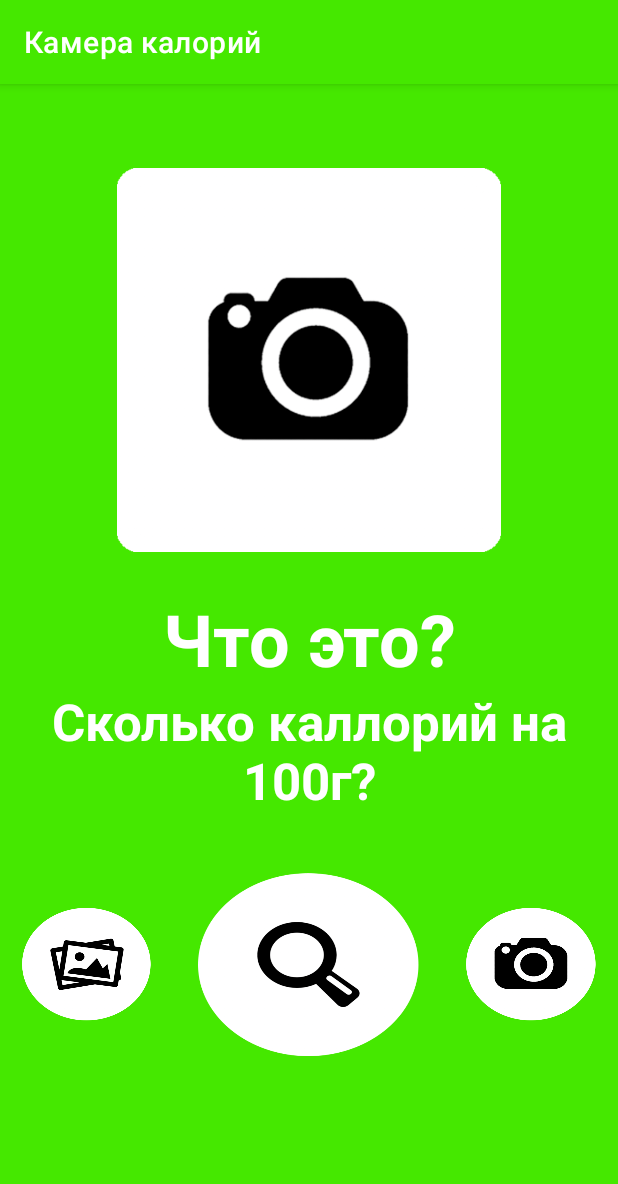
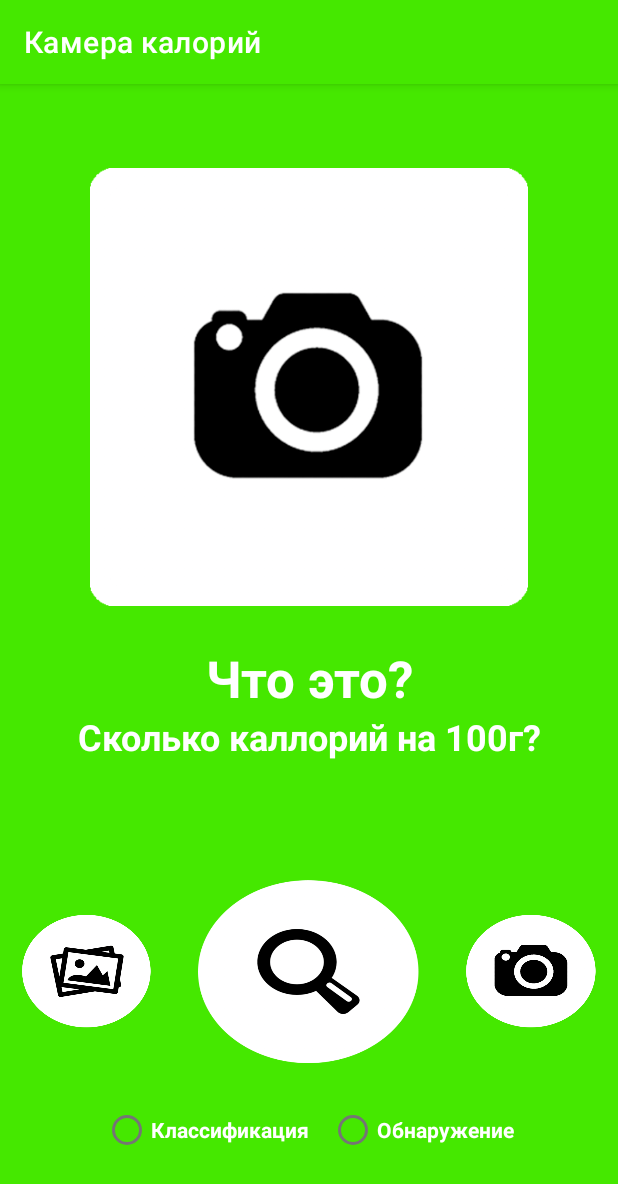
Before and after one commit to Yaroslav-L/Diplom_Calorific, an Android app: the screen it shows after launch (MainActivity), after a tap on an icon or button, on a phone screen of 412 x 824 dp. Shown: the top 1184 px of the screen. Run offline under Robolectric (Android 15) with nearby library versions, the phone set to English and light mode, and no system bars; our stand-ins replace navigation-ui; 1 statement that could not run was skipped.

Commit message:
Соединение с телефоном

```diff
--- a/Mobile App/app/src/main/java/com/example/drmpjct/MainActivity.java
+++ b/Mobile App/app/src/main/java/com/example/drmpjct/MainActivity.java
@@ -19,6 +19,8 @@ import android.view.Display;
 import android.view.View;
 import android.widget.ImageButton;
 import android.widget.ImageView;
+import android.widget.RadioButton;
+import android.widget.RadioGroup;
 import android.widget.TextView;
 import android.widget.Toast;
 
@@ -180,14 +182,28 @@ public class MainActivity extends AppCompatActivity {
         MediaType mediaType = MediaType.parse("multipart/form-data");
         RequestBody body = new MultipartBody.Builder().setType(MultipartBody.FORM)
             .addFormDataPart("image","000001.jpeg.jpeg",
-            RequestBody.create(MediaType.parse("application/octet-stream"),file))
-            .build();
-        Request request = new Request.Builder()
-            .url("http://192.168.0.20:8000/api")
-            .method("POST", body)
-            .addHeader("Content-Type", "multipart/form-data")
-            .addHeader("Accept", "application/json")
-            .build();
+            RequestBody.create(MediaType.parse("application/octet-stream"),file)).build();
+
+        Request request;
+        RadioButton rb1 = findViewById(R.id.radioButton);
+        RadioButton rb2 = findViewById(R.id.radioButton2);
+
+        if (rb1.isChecked()){
+            request = new Request.Builder()
+                    .url("http://192.168.0.40:8000/classif")
+                    .method("POST", body)
+                    .addHeader("Content-Type", "multipart/form-data")
+                    .addHeader("Accept", "application/json")
+                    .build();
+        }
+        else {
+            request = new Request.Builder()
+            .url("http://192.168.0.40:8000/detect")
+                    .method("POST", body)
+                    .addHeader("Content-Type", "multipart/form-data")
+                    .addHeader("Accept", "application/json")
+                    .build();
+        }
 
         client.newCall(request).enqueue(new Callback() {
             @Override
@@ -208,7 +224,7 @@ public class MainActivity extends AppCompatActivity {
                     n = (String) jsonn.getString("name");
                     k = (String) jsonn.getString("KcaL");
                 } catch (JSONException e) {
-                    Toast.makeText(getApplicationContext(), "Анализ не удался. Пожалуйста, повторите попытку.", Toast.LENGTH_LONG).show();
+                    //Toast.makeText(getApplicationContext(), "Анализ не удался. Пожалуйста, повторите попытку.", Toast.LENGTH_LONG).show();
                 }
 
                 String finalK = k;
--- a/Mobile App/app/src/main/res/layout/fragment_cam.xml
+++ b/Mobile App/app/src/main/res/layout/fragment_cam.xml
@@ -38,7 +38,7 @@
             android:textAlignment="center"
             android:textAllCaps="false"
             android:textColor="@color/white"
-            android:textSize="48sp"
+            android:textSize="34sp"
             android:textStyle="bold" />
 
         <TextView
@@ -50,7 +50,7 @@
             android:text="@string/preRez"
             android:textAlignment="center"
             android:textColor="@color/white"
-            android:textSize="34sp"
+            android:textSize="24sp"
             android:textStyle="bold" />
 
     </LinearLayout>
@@ -58,16 +58,19 @@
     <LinearLayout
         android:layout_width="match_parent"
         android:layout_height="wrap_content"
+        android:gravity="center"
+        android:orientation="vertical"
+        android:textAlignment="center"
+        app:layout_constraintBottom_toBottomOf="parent"
+        app:layout_constraintTop_toBottomOf="@+id/linearLayout">
+
+        <LinearLayout
+            android:layout_width="match_parent"
+            android:layout_height="wrap_content"
             android:layout_marginTop="25dp"
             android:baselineAligned="false"
             android:gravity="center"
-        android:orientation="horizontal"
-        app:layout_constraintBottom_toBottomOf="parent"
-        app:layout_constraintEnd_toEndOf="parent"
-        app:layout_constraintHorizontal_bias="0.0"
-        app:layout_constraintStart_toStartOf="parent"
-        app:layout_constraintTop_toBottomOf="@+id/linearLayout"
-        app:layout_constraintVertical_bias="0.0">
+            android:orientation="horizontal">
 
             <ImageButton
                 android:id="@+id/imgbtn_gallery"
@@ -100,5 +103,37 @@
                 android:src="@drawable/ic_cam_button" />
         </LinearLayout>
 
+        <RadioGroup
+            android:id="@+id/rg"
+            android:layout_width="wrap_content"
+            android:layout_height="wrap_content"
+            android:gravity="center"
+            android:orientation="horizontal">
+
+            <RadioButton
+                android:id="@+id/radioButton"
+                android:layout_width="match_parent"
+                android:layout_height="wrap_content"
+                android:layout_margin="10px"
+                android:fontFamily="arial"
+                android:text="@string/rad_btn1"
+                android:textColor="#FFFFFF"
+                android:textSize="14sp"
+                android:textStyle="bold" />
+
+            <RadioButton
+                android:id="@+id/radioButton2"
+                android:layout_width="match_parent"
+                android:layout_height="wrap_content"
+                android:layout_margin="10px"
+                android:fontFamily="arial"
+                android:text="@string/rad_btn2"
+                android:textColor="#FFFFFF"
+                android:textSize="14sp"
+                android:textStyle="bold" />
+        </RadioGroup>
+
+    </LinearLayout>
+
 
 </androidx.constraintlayout.widget.ConstraintLayout>
--- a/Mobile App/app/src/main/res/values/strings.xml
+++ b/Mobile App/app/src/main/res/values/strings.xml
@@ -5,4 +5,7 @@
     <string name="title_profile">Пищевой профиль</string>
     <string name="preName">Что это?</string>
     <string name="preRez">Сколько каллорий на 100г?</string>
+    <string name="rad_btn1">Классификация</string>
+    <string name="rad_btn2">Обнаружение</string>
+
 </resources>
```
Also changed, not shown: 3 other files. Lines whose indentation alone changed are shown as unchanged.
